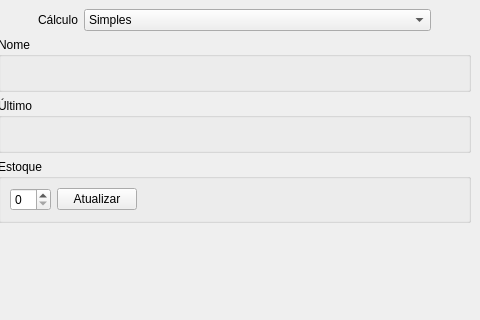
Qt form ui/main.ui (vazerick/futuro) before a commit; both pictures show x 530 to 1010 and y 0 to 320 of the 1010 by 602 pixel window.
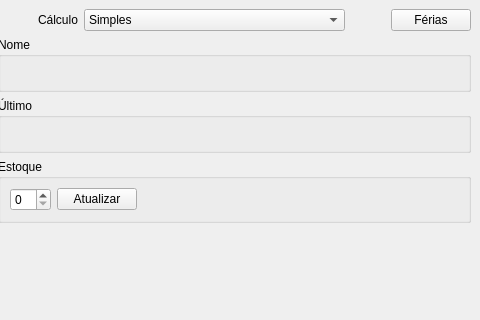
The same form after that commit. Custom widgets are drawn as their Qt base class.

The edit to the form file:
```diff
--- a/ui/main.ui
+++ b/ui/main.ui
@@ -262,6 +262,19 @@
           </property>
          </spacer>
         </item>
+        <item>
+         <widget class="QPushButton" name="botaoFerias">
+          <property name="sizePolicy">
+           <sizepolicy hsizetype="Fixed" vsizetype="Fixed">
+            <horstretch>0</horstretch>
+            <verstretch>0</verstretch>
+           </sizepolicy>
+          </property>
+          <property name="text">
+           <string>Férias</string>
+          </property>
+         </widget>
+        </item>
        </layout>
       </item>
       <item>
```
